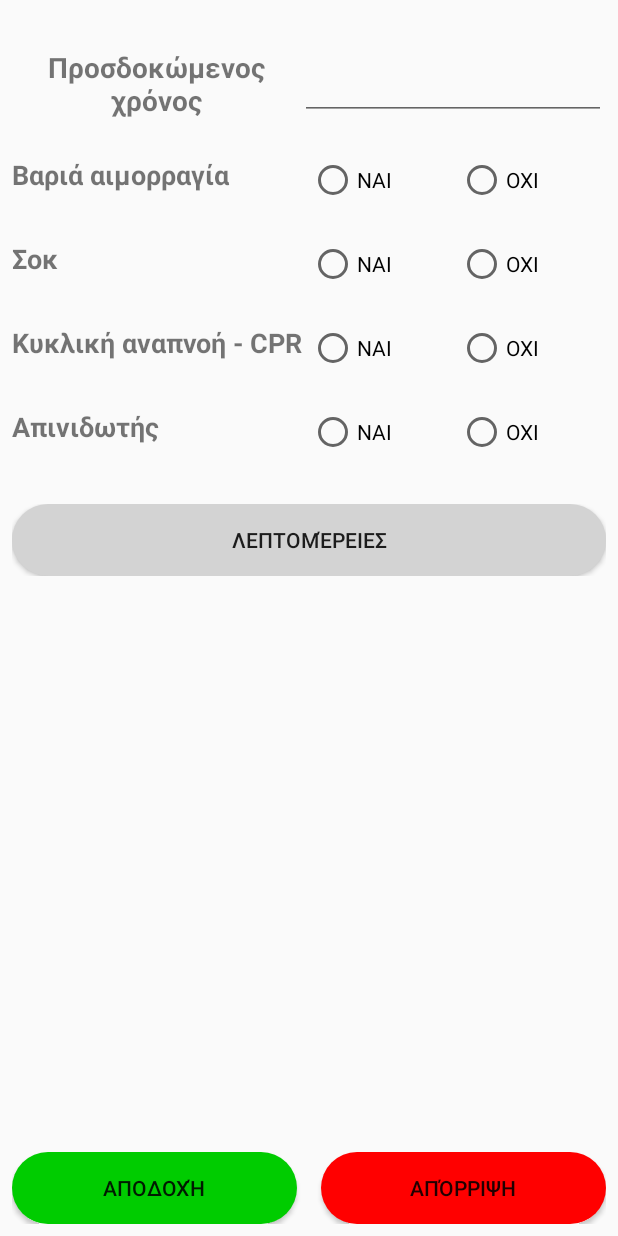
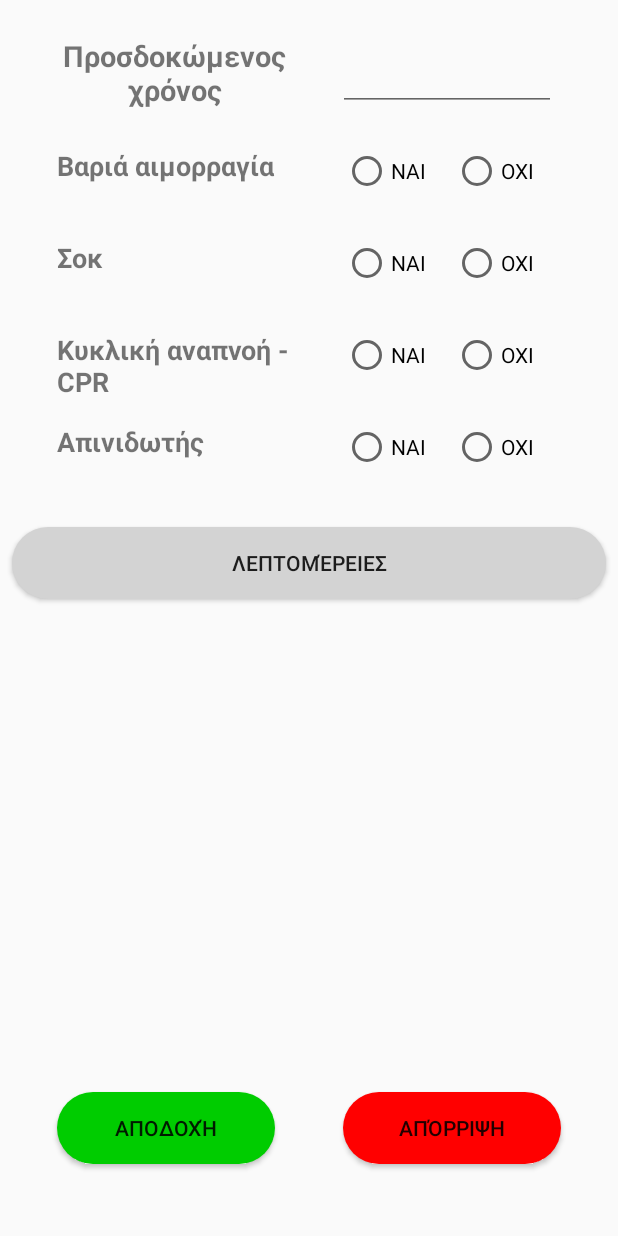
Before and after one commit to itsUndefined/FirstResponder, an Android app: the fragment AlertFragment placed in its activity, on a phone screen of 412 x 824 dp. Run offline under Robolectric (Android 15) with nearby library versions, the phone set to English and light mode, and no system bars; our stand-ins replace Firebase (no records; nobody signed in at launch, a user with empty details on screens opened directly); 1 statement that could not run was skipped.

Commit message:
refactoring alert fragment

```diff
--- a/mobile/app/src/main/res/layout/fragment_alert.xml
+++ b/mobile/app/src/main/res/layout/fragment_alert.xml
@@ -16,285 +16,247 @@
             android:layout_width="match_parent"
             android:layout_height="match_parent">
 
-            <LinearLayout
-                android:id="@+id/estimated_time_linear_layout"
-                android:layout_width="match_parent"
-                android:layout_height="48dp"
-                android:layout_marginStart="8dp"
-                android:layout_marginTop="32dp"
-                android:layout_marginEnd="8dp"
-                android:orientation="horizontal"
-                app:layout_constraintEnd_toEndOf="parent"
-                app:layout_constraintStart_toStartOf="parent"
-                app:layout_constraintTop_toTopOf="parent">
 
             <TextView
                 android:id="@+id/estimated_time_text_Text_View"
-                    android:layout_width="wrap_content"
-                    android:layout_height="match_parent"
+                android:layout_width="150dp"
+                android:layout_height="50dp"
+                android:layout_marginStart="8dp"
+                android:layout_marginTop="24dp"
                 android:layout_weight="1"
                 android:text="@string/alert_time"
                 android:textAlignment="center"
                 android:textSize="18sp"
                 android:textStyle="bold"
-                    app:autoSizeTextType="uniform" />
+                app:autoSizeTextType="uniform"
+                app:layout_constraintEnd_toStartOf="@+id/estimated_time_content_Time"
+                app:layout_constraintHorizontal_bias="0.5"
+                app:layout_constraintStart_toStartOf="parent"
+                app:layout_constraintTop_toTopOf="parent" />
 
             <EditText
                 android:id="@+id/estimated_time_content_Time"
-                    android:layout_width="wrap_content"
-                    android:layout_height="match_parent"
+                android:layout_width="145dp"
+                android:layout_height="50dp"
+                android:layout_marginTop="24dp"
+                android:layout_marginEnd="8dp"
                 android:layout_weight="1"
                 android:ems="10"
-                    android:inputType="time" />
+                android:inputType="time"
+                app:layout_constraintEnd_toEndOf="parent"
+                app:layout_constraintHorizontal_bias="0.5"
+                app:layout_constraintStart_toEndOf="@+id/estimated_time_text_Text_View"
+                app:layout_constraintTop_toTopOf="parent" />
 
-            </LinearLayout>
+            <TextView
+                android:id="@+id/textView10"
+                android:layout_width="160dp"
+                android:layout_height="45dp"
+                android:layout_marginStart="8dp"
+                android:layout_marginTop="24dp"
+                android:text="@string/alert1"
+                android:textSize="18sp"
+                android:textStyle="bold"
+                app:layout_constraintEnd_toStartOf="@+id/heavy_bleeding_radio_group"
+                app:layout_constraintStart_toStartOf="parent"
+                app:layout_constraintTop_toBottomOf="@+id/estimated_time_text_Text_View" />
 
-            <LinearLayout
-                android:id="@+id/heavy_bleeding_linear_layout"
-                android:layout_width="match_parent"
-                android:layout_height="wrap_content"
-                android:layout_marginStart="8dp"
+            <RadioGroup
+                android:id="@+id/heavy_bleeding_radio_group"
+                android:layout_width="145dp"
+                android:layout_height="45dp"
                 android:layout_marginTop="24dp"
                 android:layout_marginEnd="8dp"
                 android:orientation="horizontal"
                 app:layout_constraintEnd_toEndOf="parent"
-                app:layout_constraintStart_toStartOf="parent"
-                app:layout_constraintTop_toBottomOf="@+id/estimated_time_linear_layout">
-
-                <TextView
-                    android:id="@+id/textView10"
-                    android:layout_width="match_parent"
-                    android:layout_height="match_parent"
-                    android:layout_weight="1"
-                    android:text="@string/alert1"
-                    android:textSize="18sp"
-                    android:textStyle="bold" />
-
-                <RadioGroup
-                    android:id="@+id/heavy_bleeding_radio_group"
-                    android:layout_width="match_parent"
-                    android:layout_height="wrap_content"
-                    android:layout_weight="1"
-                    android:clickable="false"
-                    android:orientation="horizontal">
+                app:layout_constraintHorizontal_bias="0.5"
+                app:layout_constraintStart_toEndOf="@+id/textView10"
+                app:layout_constraintTop_toBottomOf="@+id/estimated_time_content_Time">
 
                 <RadioButton
                     android:id="@+id/heavy_bleeding_yes"
-                        android:layout_width="match_parent"
+                    android:layout_width="wrap_content"
                     android:layout_height="wrap_content"
                     android:layout_weight="1"
-                        android:clickable="false"
-                        android:text="ΝΑΙ" />
+                    android:text="@string/alert_yes" />
 
                 <RadioButton
                     android:id="@+id/heavy_bleeding_no"
-                        android:layout_width="match_parent"
+                    android:layout_width="wrap_content"
                     android:layout_height="wrap_content"
                     android:layout_weight="1"
-                        android:clickable="false"
-                        android:text="ΟΧΙ" />
+                    android:text="@string/alert_no" />
+            </RadioGroup>
 
+            <TextView
+                android:id="@+id/textView11"
+                android:layout_width="160dp"
+                android:layout_height="45dp"
+                android:layout_marginStart="8dp"
+                android:layout_marginTop="16dp"
+                android:text="@string/alert2"
+                android:textSize="18sp"
+                android:textStyle="bold"
+                app:layout_constraintEnd_toStartOf="@+id/treat_shock_radio_group"
+                app:layout_constraintHorizontal_bias="0.49"
+                app:layout_constraintStart_toStartOf="parent"
+                app:layout_constraintTop_toBottomOf="@+id/textView10" />
+
+            <RadioGroup
+                android:id="@+id/treat_shock_radio_group"
+                android:layout_width="145dp"
+                android:layout_height="45dp"
+                android:layout_marginTop="16dp"
+                android:layout_marginEnd="8dp"
+                android:orientation="horizontal"
+                app:layout_constraintEnd_toEndOf="parent"
+                app:layout_constraintHorizontal_bias="0.5"
+                app:layout_constraintStart_toEndOf="@+id/textView11"
+                app:layout_constraintTop_toBottomOf="@+id/heavy_bleeding_radio_group">
+
+                <RadioButton
+                    android:id="@+id/treat_shock_yes"
+                    android:layout_width="wrap_content"
+                    android:layout_height="wrap_content"
+                    android:layout_weight="1"
+                    android:text="@string/alert_yes" />
+
+                <RadioButton
+                    android:id="@+id/treat_shock_no"
+                    android:layout_width="wrap_content"
+                    android:layout_height="wrap_content"
+                    android:layout_weight="1"
+                    android:text="@string/alert_no" />
             </RadioGroup>
-            </LinearLayout>
 
-            <LinearLayout
-                android:id="@+id/treat_shock_linear_layout"
-                android:layout_width="fill_parent"
+            <RadioGroup
+                android:id="@+id/cpr_radio_group"
+                android:layout_width="145dp"
+                android:layout_height="45dp"
+                android:layout_marginTop="16dp"
+                android:layout_marginEnd="8dp"
+                android:orientation="horizontal"
+                app:layout_constraintEnd_toEndOf="parent"
+                app:layout_constraintHorizontal_bias="0.5"
+                app:layout_constraintStart_toEndOf="@+id/textView12"
+                app:layout_constraintTop_toBottomOf="@+id/treat_shock_radio_group">
+
+                <RadioButton
+                    android:id="@+id/cpr_yes"
+                    android:layout_width="wrap_content"
                     android:layout_height="wrap_content"
+                    android:layout_weight="1"
+                    android:text="@string/alert_yes" />
+
+                <RadioButton
+                    android:id="@+id/cpr_no"
+                    android:layout_width="wrap_content"
+                    android:layout_height="wrap_content"
+                    android:layout_weight="1"
+                    android:text="@string/alert_no" />
+            </RadioGroup>
+
+            <RadioGroup
+                android:id="@+id/aes_radio_group"
+                android:layout_width="145dp"
+                android:layout_height="45dp"
+                android:layout_marginTop="16dp"
+                android:layout_marginEnd="8dp"
+                android:orientation="horizontal"
+                app:layout_constraintEnd_toEndOf="parent"
+                app:layout_constraintHorizontal_bias="0.5"
+                app:layout_constraintStart_toEndOf="@+id/textView13"
+                app:layout_constraintTop_toBottomOf="@+id/cpr_radio_group">
+
+                <RadioButton
+                    android:id="@+id/aes_yes"
+                    android:layout_width="wrap_content"
+                    android:layout_height="wrap_content"
+                    android:layout_weight="1"
+                    android:text="@string/alert_yes" />
+
+                <RadioButton
+                    android:id="@+id/aes_no"
+                    android:layout_width="wrap_content"
+                    android:layout_height="wrap_content"
+                    android:layout_weight="1"
+                    android:text="@string/alert_no" />
+            </RadioGroup>
+
+            <TextView
+                android:id="@+id/textView12"
+                android:layout_width="160dp"
+                android:layout_height="45dp"
+                android:layout_marginStart="8dp"
+                android:layout_marginTop="16dp"
+                android:text="@string/alert3"
+                android:textSize="18sp"
+                android:textStyle="bold"
+                app:layout_constraintEnd_toStartOf="@+id/cpr_radio_group"
+                app:layout_constraintHorizontal_bias="0.5"
+                app:layout_constraintStart_toStartOf="parent"
+                app:layout_constraintTop_toBottomOf="@+id/textView11" />
+
+            <TextView
+                android:id="@+id/textView13"
+                android:layout_width="160dp"
+                android:layout_height="45dp"
+                android:layout_marginStart="8dp"
+                android:layout_marginTop="16dp"
+                android:text="@string/alert4"
+                android:textSize="18sp"
+                android:textStyle="bold"
+                app:layout_constraintEnd_toStartOf="@+id/aes_radio_group"
+                app:layout_constraintHorizontal_bias="0.5"
+                app:layout_constraintStart_toStartOf="parent"
+                app:layout_constraintTop_toBottomOf="@+id/textView12" />
+
+            <Button
+                android:id="@+id/alert_details_button"
+                android:layout_width="match_parent"
+                android:layout_height="48dp"
                 android:layout_marginStart="8dp"
                 android:layout_marginTop="24dp"
                 android:layout_marginEnd="8dp"
-                android:orientation="horizontal"
+                android:background="@drawable/alert_details_button"
+                android:text="@string/alert_more"
                 app:layout_constraintEnd_toEndOf="parent"
                 app:layout_constraintStart_toStartOf="parent"
-                app:layout_constraintTop_toBottomOf="@+id/heavy_bleeding_linear_layout">
-
-                <TextView
-                    android:id="@+id/textView11"
-                    android:layout_width="match_parent"
-                    android:layout_height="match_parent"
-                    android:layout_weight="1"
-                    android:text="@string/alert2"
-                    android:textSize="18sp"
-                    android:textStyle="bold" />
-
-                <RadioGroup
-                    android:id="@+id/treat_shock_radio_group"
-                    android:layout_width="match_parent"
-                    android:layout_height="match_parent"
-                    android:layout_weight="1"
-                    android:clickable="false"
-                    android:orientation="horizontal">
-
-
-                    <RadioButton
-                        android:id="@+id/treat_shock_yes"
-                        android:layout_width="match_parent"
-                        android:layout_height="wrap_content"
-                        android:layout_weight="1"
-                        android:clickable="false"
-                        android:text="ΝΑΙ" />
-
-                    <RadioButton
-                        android:id="@+id/treat_shock_no"
-                        android:layout_width="match_parent"
-                        android:layout_height="wrap_content"
-                        android:layout_weight="1"
-                        android:clickable="false"
-                        android:text="ΟΧΙ" />
-
-                </RadioGroup>
-            </LinearLayout>
-
-            <LinearLayout
-                android:id="@+id/cpr_linear_layout"
-                android:layout_width="fill_parent"
-                android:layout_height="wrap_content"
-                android:layout_marginStart="8dp"
-                android:layout_marginTop="24dp"
-                android:layout_marginEnd="8dp"
-                android:orientation="horizontal"
-                app:layout_constraintEnd_toEndOf="parent"
-                app:layout_constraintStart_toStartOf="parent"
-                app:layout_constraintTop_toBottomOf="@+id/treat_shock_linear_layout">
-
-                <TextView
-                    android:id="@+id/textView12"
-                    android:layout_width="match_parent"
-                    android:layout_height="match_parent"
-                    android:layout_weight="1"
-                    android:text="@string/alert3"
-                    android:textSize="18sp"
-                    android:textStyle="bold" />
-
-                <RadioGroup
-                    android:id="@+id/cpr_radio_group"
-                    android:layout_width="match_parent"
-                    android:layout_height="match_parent"
-                    android:layout_weight="1"
-                    android:clickable="false"
-                    android:orientation="horizontal">
-
-                    <RadioButton
-                        android:id="@+id/cpr_yes"
-                        android:layout_width="match_parent"
-                        android:layout_height="match_parent"
-                        android:layout_weight="1"
-                        android:clickable="false"
-                        android:text="ΝΑΙ" />
-
-                    <RadioButton
-                        android:id="@+id/cpr_no"
-                        android:layout_width="match_parent"
-                        android:layout_height="wrap_content"
-                        android:layout_weight="1"
-                        android:clickable="false"
-                        android:text="ΟΧΙ" />
-
-                </RadioGroup>
-            </LinearLayout>
-
-            <LinearLayout
-                android:id="@+id/aes_linear_layout"
-                android:layout_width="fill_parent"
-                android:layout_height="wrap_content"
-                android:layout_marginStart="8dp"
-                android:layout_marginTop="24dp"
-                android:layout_marginEnd="8dp"
-                android:orientation="horizontal"
-                app:layout_constraintEnd_toEndOf="parent"
-                app:layout_constraintStart_toStartOf="parent"
-                app:layout_constraintTop_toBottomOf="@id/cpr_linear_layout">
-
-                <TextView
-                    android:id="@+id/textView13"
-                    android:layout_width="match_parent"
-                    android:layout_height="match_parent"
-                    android:layout_weight="1"
-                    android:text="@string/alert4"
-                    android:textSize="18sp"
-                    android:textStyle="bold" />
-
-                <RadioGroup
-                    android:id="@+id/aes_radio_group"
-                    android:layout_width="match_parent"
-                    android:layout_height="match_parent"
-                    android:layout_weight="1"
-                    android:clickable="false"
-                    android:orientation="horizontal">
-
-                    <RadioButton
-                        android:id="@+id/aes_yes"
-                        android:layout_width="match_parent"
-                        android:layout_height="wrap_content"
-                        android:layout_weight="1"
-                        android:clickable="false"
-                        android:text="ΝΑΙ" />
-
-                    <RadioButton
-                        android:id="@+id/aes_no"
-                        android:layout_width="match_parent"
-                        android:layout_height="wrap_content"
-                        android:layout_weight="1"
-                        android:clickable="false"
-                        android:text="ΟΧΙ" />
-
-                </RadioGroup>
-
-            </LinearLayout>
-
-            <LinearLayout
-                android:id="@+id/buttons_linear_layout"
-                android:layout_width="fill_parent"
-                android:layout_height="48dp"
-                android:layout_marginStart="8dp"
-                android:layout_marginEnd="8dp"
-                android:layout_marginBottom="8dp"
-                android:orientation="horizontal"
-                app:layout_constraintBottom_toBottomOf="parent"
-                app:layout_constraintEnd_toEndOf="parent"
-                app:layout_constraintStart_toStartOf="parent">
+                app:layout_constraintTop_toBottomOf="@+id/textView13" />
 
             <Button
                 android:id="@+id/button_accept_mission"
-                    android:layout_width="0dip"
-                    android:layout_height="match_parent"
+                android:layout_width="145dp"
+                android:layout_height="48dp"
+                android:layout_marginStart="8dp"
+                android:layout_marginTop="48dp"
                 android:layout_marginEnd="8dp"
-                    android:layout_weight="1"
+                android:layout_marginBottom="48dp"
                 android:background="@drawable/accept_mission_button"
-
-                    android:text="@string/alert_accept" />
+                android:text="@string/alert_accept"
+                app:layout_constraintBottom_toBottomOf="parent"
+                app:layout_constraintEnd_toStartOf="@+id/button_reject_mission"
+                app:layout_constraintStart_toStartOf="parent"
+                app:layout_constraintTop_toBottomOf="@+id/alert_details_button"
+                app:layout_constraintVertical_bias="1.0" />
 
             <Button
                 android:id="@+id/button_reject_mission"
-                    android:layout_width="0dip"
-                    android:layout_height="match_parent"
+                android:layout_width="145dp"
+                android:layout_height="48dp"
                 android:layout_marginStart="8dp"
-                    android:layout_weight="1"
+                android:layout_marginTop="48dp"
+                android:layout_marginEnd="8dp"
+                android:layout_marginBottom="48dp"
                 android:background="@drawable/reject_misson_button"
-                    android:text="@string/alert_reject" />
-            </LinearLayout>
+                android:text="@string/alert_reject"
+                app:layout_constraintBottom_toBottomOf="parent"
+                app:layout_constraintEnd_toEndOf="parent"
+                app:layout_constraintHorizontal_bias="0.5"
+                app:layout_constraintStart_toEndOf="@+id/button_accept_mission"
+                app:layout_constraintTop_toBottomOf="@+id/alert_details_button"
+                app:layout_constraintVertical_bias="1.0" />
 
-            <LinearLayout
-                android:id="@+id/alert_details_linear_layout"
-                android:layout_width="match_parent"
-                android:layout_height="wrap_content"
-                android:layout_marginStart="8dp"
-                android:layout_marginTop="32dp"
-                android:layout_marginEnd="8dp"
-                android:orientation="horizontal"
-                app:layout_constraintEnd_toEndOf="parent"
-                app:layout_constraintStart_toStartOf="parent"
-                app:layout_constraintTop_toBottomOf="@+id/aes_linear_layout">
-
-                <Button
-                    android:id="@+id/alert_details_button"
-                    android:layout_width="wrap_content"
-                    android:layout_height="wrap_content"
-                    android:layout_weight="1"
-                    android:background="@drawable/alert_details_button"
-                    android:text="@string/alert_more" />
-            </LinearLayout>
 
         </androidx.constraintlayout.widget.ConstraintLayout>
     </android.widget.ScrollView>
--- a/mobile/app/src/main/res/values/strings.xml
+++ b/mobile/app/src/main/res/values/strings.xml
@@ -76,4 +76,6 @@
     <string name="alert_more">Λεπτομέρειες</string>
     <string name="alert_accept">Αποδοχή</string>
     <string name="alert_reject">Απόρριψη</string>
+    <string name="alert_yes">ΝΑΙ</string>
+    <string name="alert_no">ΟΧΙ</string>
 </resources>
```
Lines whose indentation alone changed are shown as unchanged.
